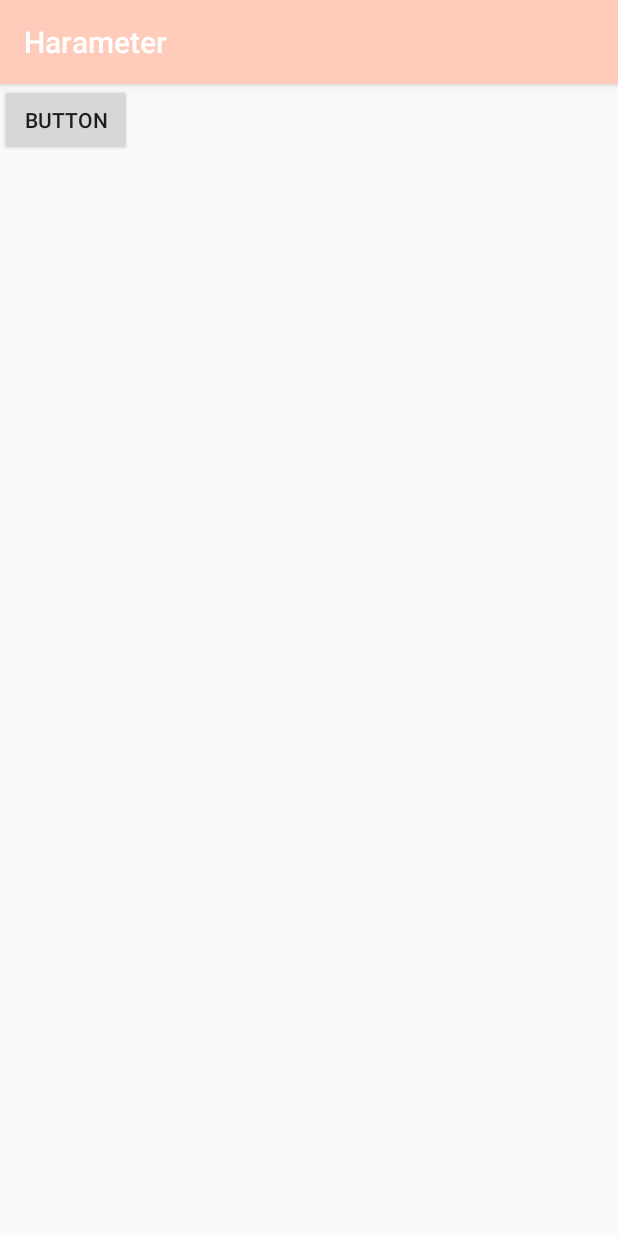
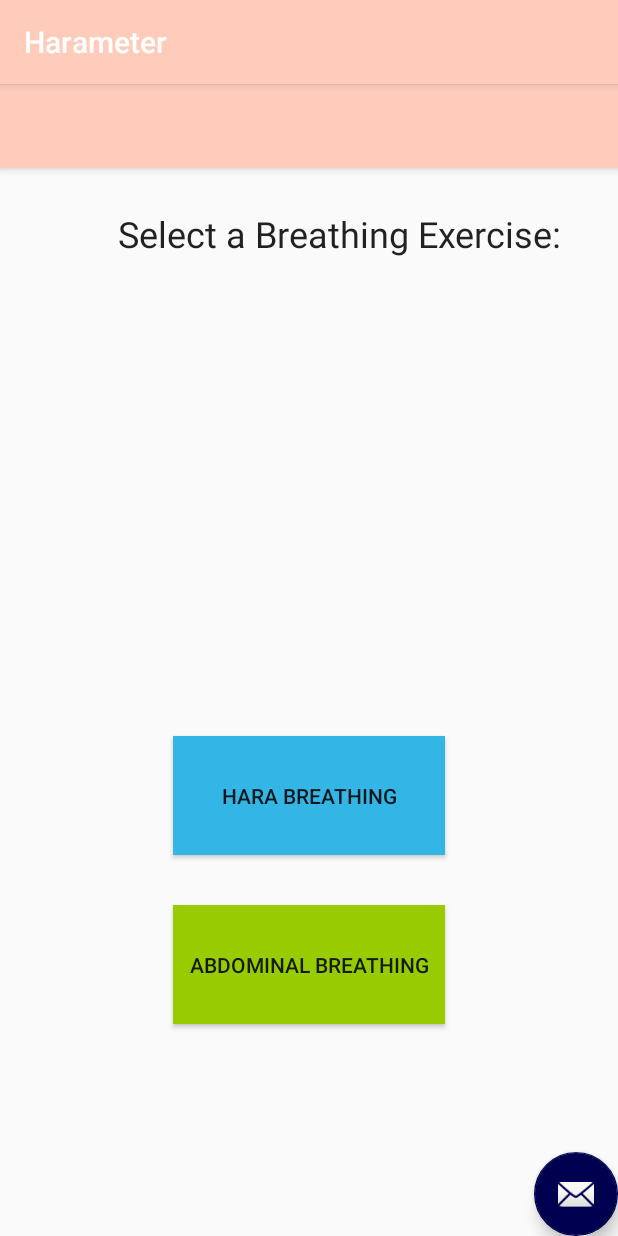
Before and after one commit to harameter/Harameter, an Android app: the screen it shows after launch (DashboardActivity), on a phone screen of 412 x 824 dp. Run offline under Robolectric (Android 15) with nearby library versions, the phone set to English and light mode, and no system bars; 1 statement that could not run was skipped.

Commit message:
merged now removed 'gamemenu' with DashboardActivity

```diff
--- a/app/src/main/AndroidManifest.xml
+++ b/app/src/main/AndroidManifest.xml
@@ -23,9 +23,7 @@
         <activity
             android:name=".BluetoothActivity"
             android:label="@string/title_activity_bluetooth">
-            <!--android:theme="@style/AppTheme.NoActionBar">-->
         </activity>
-        <!--android:theme="@style/AppTheme.NoActionBar" />-->
 
     </application>
 
--- a/app/src/main/res/layout/activity_bluetooth.xml
+++ b/app/src/main/res/layout/activity_bluetooth.xml
@@ -15,8 +15,8 @@
             android:id="@+id/toolbar"
             android:layout_width="match_parent"
             android:layout_height="?attr/actionBarSize"
-            android:background="?attr/colorPrimary"/>
-            <!--app:popupTheme="@style/AppTheme.PopupOverlay" />-->
+            android:background="?attr/colorPrimary" />
+        <!--app:popupTheme="@style/AppTheme.PopupOverlay" />-->
 
     </android.support.design.widget.AppBarLayout>
 
@@ -33,7 +33,7 @@
         android:layout_height="wrap_content"
         android:layout_gravity="bottom|end"
         app:srcCompat="@android:drawable/ic_dialog_email" />
-        <!--android:layout_margin="@dimen/fab_margin"-->
+    <!--android:layout_margin="@dimen/fab_margin"-->
 
 
 </android.support.design.widget.CoordinatorLayout>
--- a/app/src/main/res/layout/activity_dashboard.xml
+++ b/app/src/main/res/layout/activity_dashboard.xml
@@ -1,16 +1,33 @@
 <?xml version="1.0" encoding="utf-8"?>
-<android.support.constraint.ConstraintLayout xmlns:android="http://schemas.android.com/apk/res/android"
+<android.support.design.widget.CoordinatorLayout xmlns:android="http://schemas.android.com/apk/res/android"
     xmlns:app="http://schemas.android.com/apk/res-auto"
     xmlns:tools="http://schemas.android.com/tools"
     android:layout_width="match_parent"
     android:layout_height="match_parent"
     tools:context="com.example.harameter.harameter.DashboardActivity">
 
-    <Button
-        android:id="@+id/button2"
+    <android.support.design.widget.AppBarLayout
+        android:layout_width="match_parent"
+        android:layout_height="wrap_content">
+        <!--android:theme="@style/AppTheme.AppBarOverlay">-->
+
+        <android.support.v7.widget.Toolbar
+            android:id="@+id/toolbar"
+            android:layout_width="match_parent"
+            android:layout_height="?attr/actionBarSize"
+            android:background="?attr/colorPrimary"/>
+        <!--app:popupTheme="@style/AppTheme.PopupOverlay" />-->
+
+    </android.support.design.widget.AppBarLayout>
+
+    <include layout="@layout/content_dashboard" />
+
+    <android.support.design.widget.FloatingActionButton
+        android:id="@+id/fab"
         android:layout_width="wrap_content"
         android:layout_height="wrap_content"
-        android:text="Button"
-        tools:layout_editor_absoluteX="148dp"
-        tools:layout_editor_absoluteY="89dp" />
-</android.support.constraint.ConstraintLayout>
+        android:layout_gravity="bottom|end"
+        app:srcCompat="@android:drawable/ic_dialog_email" />
+    <!--android:layout_margin="@dimen/fab_margin"-->
+
+</android.support.design.widget.CoordinatorLayout>
--- a/app/src/main/res/layout/content_gamemenu.xml
+++ b/app/src/main/res/layout/content_dashboard.xml
@@ -5,8 +5,8 @@
     android:layout_width="match_parent"
     android:layout_height="match_parent"
     app:layout_behavior="@string/appbar_scrolling_view_behavior"
-    tools:context="com.example.harameter.harameter.gamemenu"
-    tools:showIn="@layout/activity_gamemenu">
+    tools:context="com.example.harameter.harameter.DashboardActivity"
+    tools:showIn="@layout/activity_dashboard">
 
     <TextView
         android:id="@+id/textView"
```
Also changed, not shown: app/src/main/java/com/example/harameter/harameter/DashboardActivity.java (+16 -1 lines), app/src/main/java/com/example/harameter/harameter/gamemenu.java (deleted, +0 -29 lines), app/src/main/res/layout/activity_gamemenu.xml (deleted, +0 -33 lines), app/src/main/res/layout/activity_git_test.xml (deleted, +0 -34 lines), app/src/main/res/layout/content_git_test.xml (deleted, +0 -11 lines).
